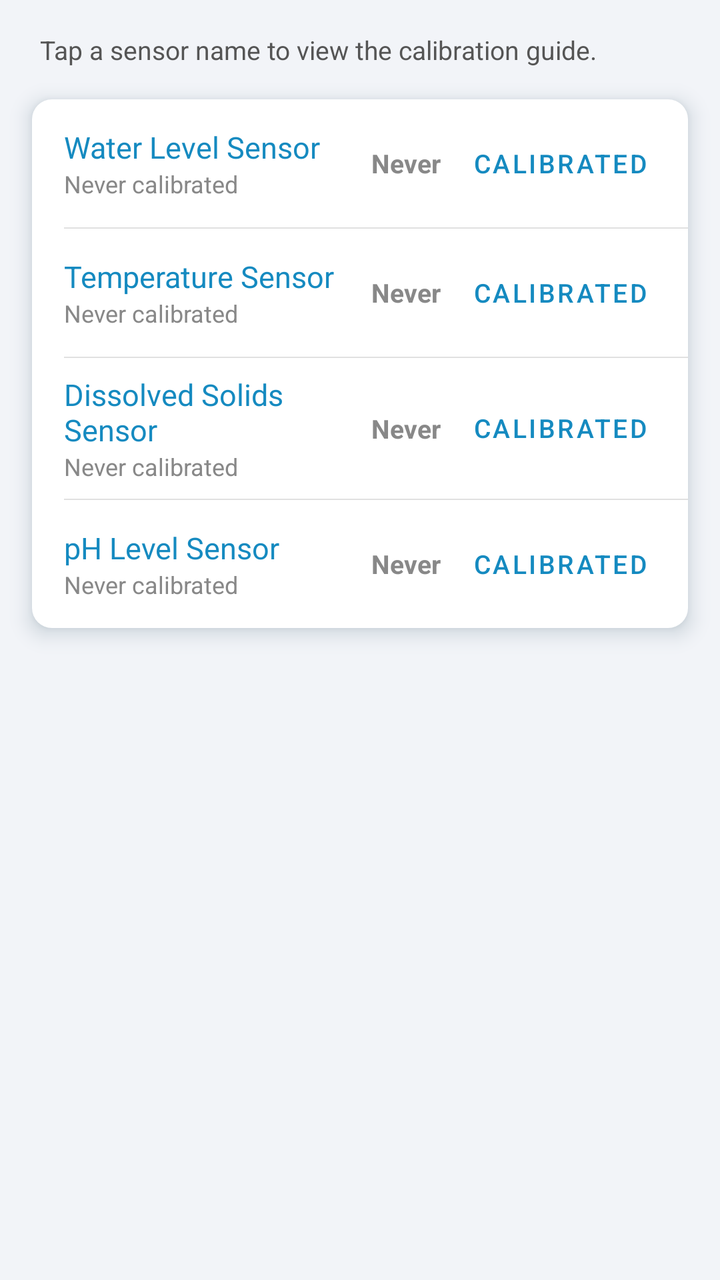
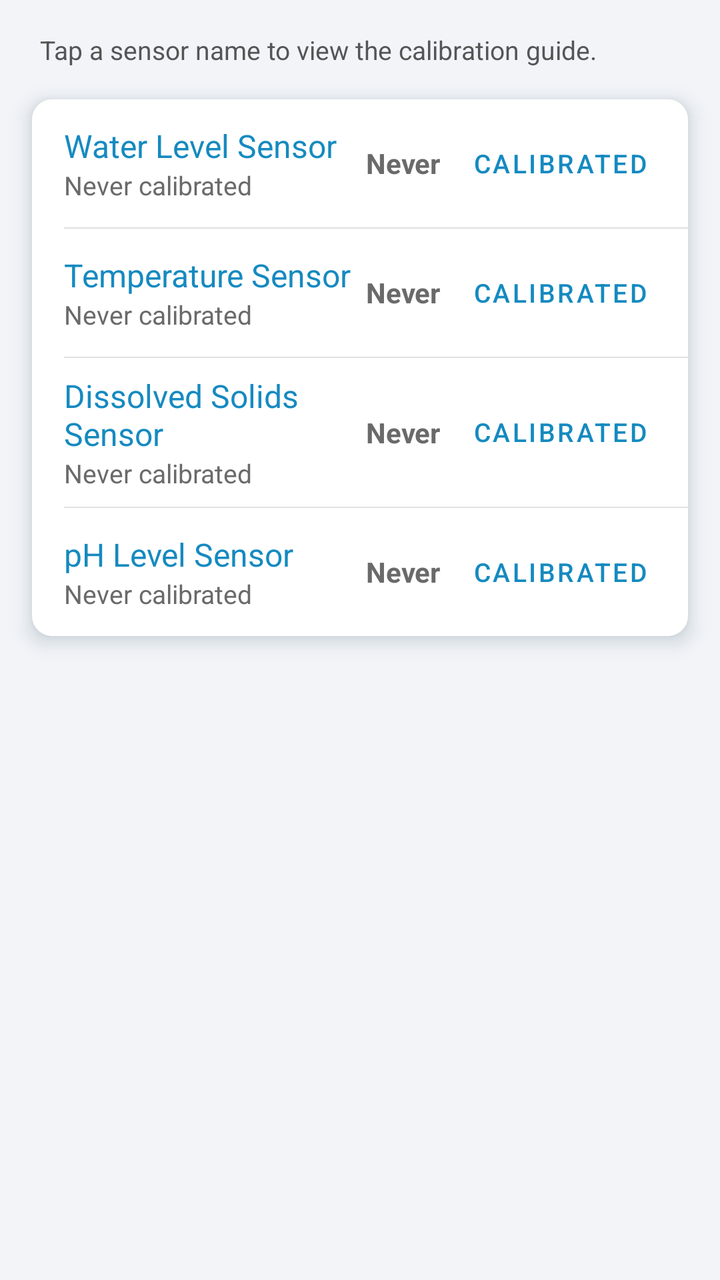

Compare the two renders of this Android layout. The source of the first and the diff that turns it into the second are given below.
<!-- AndroidManifest.xml: application theme Theme.AquaSense -->
<!-- res/layout/fragment_sensor_calibration.xml -->
<?xml version="1.0" encoding="utf-8"?>
<ScrollView xmlns:android="http://schemas.android.com/apk/res/android"
    android:layout_width="match_parent"
    android:layout_height="match_parent">

    <LinearLayout
        android:layout_width="match_parent"
        android:layout_height="wrap_content"
        android:clipToPadding="false"
        android:orientation="vertical"
        android:padding="16dp">

        <TextView
            android:layout_width="match_parent"
            android:layout_height="wrap_content"
            android:layout_marginBottom="16dp"
            android:layout_marginStart="4dp"
            android:text="@string/calibration_intro"
            android:textColor="@color/text_muted"
            android:textSize="13sp" />

        <LinearLayout
            android:layout_width="match_parent"
            android:layout_height="wrap_content"
            android:background="@drawable/bg_settings_card"
            style="@style/Widget.AquaSense.Card"
            android:orientation="vertical">

            
            <LinearLayout
                android:layout_width="match_parent"
                android:layout_height="wrap_content"
                android:gravity="center_vertical"
                android:minHeight="60dp"
                android:orientation="horizontal"
                android:paddingStart="16dp"
                android:paddingEnd="12dp"
                android:paddingTop="8dp"
                android:paddingBottom="8dp">

                <LinearLayout
                    android:id="@+id/rowGuideLiquid"
                    android:layout_width="0dp"
                    android:layout_height="wrap_content"
                    android:layout_weight="1"
                    android:clickable="true"
                    android:focusable="true"
                    android:orientation="vertical">

                    <TextView
                        android:layout_width="wrap_content"
                        android:layout_height="wrap_content"
                        android:text="@string/sensor_info_water_level_title"
                        android:textColor="@color/accent"
                        android:textSize="15sp" />

                    <TextView
                        android:id="@+id/tvLiquidDays"
                        android:layout_width="wrap_content"
                        android:layout_height="wrap_content"
                        android:text="@string/never_calibrated"
                        android:textColor="@color/text_secondary"
                        android:textSize="12sp" />

                </LinearLayout>

                <TextView
                    android:id="@+id/tvLiquidStatus"
                    android:layout_width="wrap_content"
                    android:layout_height="wrap_content"
                    android:layout_marginEnd="8dp"
                    android:text="@string/never"
                    android:textColor="@color/text_secondary"
                    android:textSize="13sp"
                    android:textStyle="bold" />

                <Button
                    android:id="@+id/btnCalibrateLiquid"
                    style="?attr/borderlessButtonStyle"
                    android:layout_width="wrap_content"
                    android:layout_height="wrap_content"
                    android:text="@string/calibrate"
                    android:textColor="@color/accent"
                    android:textSize="13sp" />

            </LinearLayout>

            <View
                android:layout_width="match_parent"
                android:layout_height="0.5dp"
                android:layout_marginStart="16dp"
                android:background="@color/divider" />

            
            <LinearLayout
                android:layout_width="match_parent"
                android:layout_height="wrap_content"
                android:gravity="center_vertical"
                android:minHeight="60dp"
                android:orientation="horizontal"
                android:paddingStart="16dp"
                android:paddingEnd="12dp"
                android:paddingTop="8dp"
                android:paddingBottom="8dp">

                <LinearLayout
                    android:id="@+id/rowGuideTemp"
                    android:layout_width="0dp"
                    android:layout_height="wrap_content"
                    android:layout_weight="1"
                    android:clickable="true"
                    android:focusable="true"
                    android:orientation="vertical">

                    <TextView
                        android:layout_width="wrap_content"
                        android:layout_height="wrap_content"
                        android:text="@string/sensor_info_temperature_title"
                        android:textColor="@color/accent"
                        android:textSize="15sp" />

                    <TextView
                        android:id="@+id/tvTempDays"
                        android:layout_width="wrap_content"
                        android:layout_height="wrap_content"
                        android:text="@string/never_calibrated"
                        android:textColor="@color/text_secondary"
                        android:textSize="12sp" />

                </LinearLayout>

                <TextView
                    android:id="@+id/tvTempStatus"
                    android:layout_width="wrap_content"
                    android:layout_height="wrap_content"
                    android:layout_marginEnd="8dp"
                    android:text="@string/never"
                    android:textColor="@color/text_secondary"
                    android:textSize="13sp"
                    android:textStyle="bold" />

                <Button
                    android:id="@+id/btnCalibrateTemp"
                    style="?attr/borderlessButtonStyle"
                    android:layout_width="wrap_content"
                    android:layout_height="wrap_content"
                    android:text="@string/calibrate"
                    android:textColor="@color/accent"
                    android:textSize="13sp" />

            </LinearLayout>

            <View
                android:layout_width="match_parent"
                android:layout_height="0.5dp"
                android:layout_marginStart="16dp"
                android:background="@color/divider" />

            
            <LinearLayout
                android:layout_width="match_parent"
                android:layout_height="wrap_content"
                android:gravity="center_vertical"
                android:minHeight="60dp"
                android:orientation="horizontal"
                android:paddingStart="16dp"
                android:paddingEnd="12dp"
                android:paddingTop="8dp"
                android:paddingBottom="8dp">

                <LinearLayout
                    android:id="@+id/rowGuideTds"
                    android:layout_width="0dp"
                    android:layout_height="wrap_content"
                    android:layout_weight="1"
                    android:clickable="true"
                    android:focusable="true"
                    android:orientation="vertical">

                    <TextView
                        android:layout_width="wrap_content"
                        android:layout_height="wrap_content"
                        android:text="@string/sensor_info_dissolved_solids_title"
                        android:textColor="@color/accent"
                        android:textSize="15sp" />

                    <TextView
                        android:id="@+id/tvTdsDays"
                        android:layout_width="wrap_content"
                        android:layout_height="wrap_content"
                        android:text="@string/never_calibrated"
                        android:textColor="@color/text_secondary"
                        android:textSize="12sp" />

                </LinearLayout>

                <TextView
                    android:id="@+id/tvTdsStatus"
                    android:layout_width="wrap_content"
                    android:layout_height="wrap_content"
                    android:layout_marginEnd="8dp"
                    android:text="@string/never"
                    android:textColor="@color/text_secondary"
                    android:textSize="13sp"
                    android:textStyle="bold" />

                <Button
                    android:id="@+id/btnCalibrateTds"
                    style="?attr/borderlessButtonStyle"
                    android:layout_width="wrap_content"
                    android:layout_height="wrap_content"
                    android:text="@string/calibrate"
                    android:textColor="@color/accent"
                    android:textSize="13sp" />

            </LinearLayout>

            <View
                android:layout_width="match_parent"
                android:layout_height="0.5dp"
                android:layout_marginStart="16dp"
                android:background="@color/divider" />

            
            <LinearLayout
                android:layout_width="match_parent"
                android:layout_height="wrap_content"
                android:gravity="center_vertical"
                android:minHeight="60dp"
                android:orientation="horizontal"
                android:paddingStart="16dp"
                android:paddingEnd="12dp"
                android:paddingTop="8dp"
                android:paddingBottom="8dp">

                <LinearLayout
                    android:id="@+id/rowGuidePh"
                    android:layout_width="0dp"
                    android:layout_height="wrap_content"
                    android:layout_weight="1"
                    android:clickable="true"
                    android:focusable="true"
                    android:orientation="vertical">

                    <TextView
                        android:layout_width="wrap_content"
                        android:layout_height="wrap_content"
                        android:text="@string/sensor_info_ph_level_title"
                        android:textColor="@color/accent"
                        android:textSize="15sp" />

                    <TextView
                        android:id="@+id/tvPhDays"
                        android:layout_width="wrap_content"
                        android:layout_height="wrap_content"
                        android:text="@string/never_calibrated"
                        android:textColor="@color/text_secondary"
                        android:textSize="12sp" />

                </LinearLayout>

                <TextView
                    android:id="@+id/tvPhStatus"
                    android:layout_width="wrap_content"
                    android:layout_height="wrap_content"
                    android:layout_marginEnd="8dp"
                    android:text="@string/never"
                    android:textColor="@color/text_secondary"
                    android:textSize="13sp"
                    android:textStyle="bold" />

                <Button
                    android:id="@+id/btnCalibratePh"
                    style="?attr/borderlessButtonStyle"
                    android:layout_width="wrap_content"
                    android:layout_height="wrap_content"
                    android:text="@string/calibrate"
                    android:textColor="@color/accent"
                    android:textSize="13sp" />

            </LinearLayout>

        </LinearLayout>

    </LinearLayout>

</ScrollView>
<!-- resources referenced by this layout -->
<resources>
  <color name="accent">#158AC0</color>
  <color name="divider">#FFE0E0E0</color>
  <color name="text_muted">#FF555555</color>
  <color name="text_secondary">#FF888888</color>
  <!-- drawable bg_settings_card (drawable) -->
  <?xml version="1.0" encoding="utf-8"?>
  <shape xmlns:android="http://schemas.android.com/apk/res/android"
      android:shape="rectangle">
      <solid android:color="@color/card_background" />
      <corners android:radius="10dp" />
  </shape>
  <string name="calibrate">Calibrated</string>
  <string name="calibration_intro">Tap a sensor name to view the calibration guide.</string>
  <string name="never">Never</string>
  <string name="never_calibrated">Never calibrated</string>
  <string name="sensor_info_dissolved_solids_title">Dissolved Solids Sensor</string>
  <string name="sensor_info_ph_level_title">pH Level Sensor</string>
  <string name="sensor_info_temperature_title">Temperature Sensor</string>
  <string name="sensor_info_water_level_title">Water Level Sensor</string>
  <style name="Widget.AquaSense.Card" parent="">
          <item name="android:elevation">6dp</item>
          <item name="android:outlineAmbientShadowColor">@color/card_shadow</item>
          <item name="android:outlineSpotShadowColor">@color/card_shadow</item>
      </style>
  <style name="Theme.AquaSense" parent="Base.Theme.AquaSense" />
  <color name="card_background">#FFFFFFFF</color>
  <color name="card_shadow">#FF123A4D</color>
  <style name="Base.Theme.AquaSense" parent="Theme.MaterialComponents.DayNight.NoActionBar">
          
          <item name="android:windowBackground">@color/background</item>
          <item name="android:colorBackground">@color/background</item>
          
          <item name="android:statusBarColor">@color/toolbar_gradient_start</item>
          <item name="android:windowLightStatusBar">@bool/light_status_bar_icons</item>
      </style>
  <color name="background">#FFF2F4F8</color>
  <color name="toolbar_gradient_start">#FFC1DFE0</color>
</resources>

<!-- the commit's change to res/layout/fragment_sensor_calibration.xml (unified diff, before → after) -->
@@ -16,8 +16,8 @@
             android:layout_marginBottom="16dp"
             android:layout_marginStart="4dp"
             android:text="@string/calibration_intro"
-            android:textColor="@color/text_muted"
-            android:textSize="13sp" />
+            android:textAppearance="@style/TextAppearance.AquaSense.RowDesc"
+            android:textColor="@color/text_muted" />
 
         <LinearLayout
             android:layout_width="match_parent"
@@ -51,16 +51,14 @@
                         android:layout_width="wrap_content"
                         android:layout_height="wrap_content"
                         android:text="@string/sensor_info_water_level_title"
-                        android:textColor="@color/accent"
-                        android:textSize="15sp" />
+                        android:textAppearance="@style/TextAppearance.AquaSense.RowTitle.Accent" />
 
                     <TextView
                         android:id="@+id/tvLiquidDays"
                         android:layout_width="wrap_content"
                         android:layout_height="wrap_content"
                         android:text="@string/never_calibrated"
-                        android:textColor="@color/text_secondary"
-                        android:textSize="12sp" />
+                        android:textAppearance="@style/TextAppearance.AquaSense.RowDesc" />
 
                 </LinearLayout>
 
@@ -70,9 +68,8 @@
                     android:layout_height="wrap_content"
                     android:layout_marginEnd="8dp"
                     android:text="@string/never"
-                    android:textColor="@color/text_secondary"
-                    android:textSize="13sp"
-                    android:textStyle="bold" />
+                    android:textStyle="bold"                    
+                    android:textAppearance="@style/TextAppearance.AquaSense.RowValue.Muted" />
 
                 <Button
                     android:id="@+id/btnCalibrateLiquid"
@@ -116,16 +113,14 @@
                         android:layout_width="wrap_content"
                         android:layout_height="wrap_content"
                         android:text="@string/sensor_info_temperature_title"
-                        android:textColor="@color/accent"
-                        android:textSize="15sp" />
+                        android:textAppearance="@style/TextAppearance.AquaSense.RowTitle.Accent" />
 
                     <TextView
                         android:id="@+id/tvTempDays"
                         android:layout_width="wrap_content"
                         android:layout_height="wrap_content"
                         android:text="@string/never_calibrated"
-                        android:textColor="@color/text_secondary"
-                        android:textSize="12sp" />
+                        android:textAppearance="@style/TextAppearance.AquaSense.RowDesc" />
 
                 </LinearLayout>
 
@@ -135,9 +130,8 @@
                     android:layout_height="wrap_content"
                     android:layout_marginEnd="8dp"
                     android:text="@string/never"
-                    android:textColor="@color/text_secondary"
-                    android:textSize="13sp"
-                    android:textStyle="bold" />
+                    android:textStyle="bold"                   
+                    android:textAppearance="@style/TextAppearance.AquaSense.RowValue.Muted" />
 
                 <Button
                     android:id="@+id/btnCalibrateTemp"
@@ -181,16 +175,14 @@
                         android:layout_width="wrap_content"
                         android:layout_height="wrap_content"
                         android:text="@string/sensor_info_dissolved_solids_title"
-                        android:textColor="@color/accent"
-                        android:textSize="15sp" />
+                        android:textAppearance="@style/TextAppearance.AquaSense.RowTitle.Accent" />
 
                     <TextView
                         android:id="@+id/tvTdsDays"
                         android:layout_width="wrap_content"
                         android:layout_height="wrap_content"
                         android:text="@string/never_calibrated"
-                        android:textColor="@color/text_secondary"
-                        android:textSize="12sp" />
+                        android:textAppearance="@style/TextAppearance.AquaSense.RowDesc" />
 
                 </LinearLayout>
 
@@ -200,9 +192,8 @@
                     android:layout_height="wrap_content"
                     android:layout_marginEnd="8dp"
                     android:text="@string/never"
-                    android:textColor="@color/text_secondary"
-                    android:textSize="13sp"
-                    android:textStyle="bold" />
+                    android:textStyle="bold"                    
+                    android:textAppearance="@style/TextAppearance.AquaSense.RowValue.Muted" />
 
                 <Button
                     android:id="@+id/btnCalibrateTds"
@@ -246,16 +237,14 @@
                         android:layout_width="wrap_content"
                         android:layout_height="wrap_content"
                         android:text="@string/sensor_info_ph_level_title"
-                        android:textColor="@color/accent"
-                        android:textSize="15sp" />
+                        android:textAppearance="@style/TextAppearance.AquaSense.RowTitle.Accent" />
 
                     <TextView
                         android:id="@+id/tvPhDays"
                         android:layout_width="wrap_content"
                         android:layout_height="wrap_content"
                         android:text="@string/never_calibrated"
-                        android:textColor="@color/text_secondary"
-                        android:textSize="12sp" />
+                        android:textAppearance="@style/TextAppearance.AquaSense.RowDesc" />
 
                 </LinearLayout>
 
@@ -265,9 +254,8 @@
                     android:layout_height="wrap_content"
                     android:layout_marginEnd="8dp"
                     android:text="@string/never"
-                    android:textColor="@color/text_secondary"
-                    android:textSize="13sp"
-                    android:textStyle="bold" />
+                    android:textStyle="bold"                    
+                    android:textAppearance="@style/TextAppearance.AquaSense.RowValue.Muted" />
 
                 <Button
                     android:id="@+id/btnCalibratePh"
<!-- resource entries referenced after the edit -->
@@ -3,7 +3,7 @@
   <color name="accent">#158AC0</color>
   <color name="divider">#FFE0E0E0</color>
   <color name="text_muted">#FF555555</color>
-  <color name="text_secondary">#FF888888</color>
+  <color name="text_secondary">#FF6B6A6A</color>
   <!-- drawable bg_settings_card (drawable) -->
   <?xml version="1.0" encoding="utf-8"?>
   <shape xmlns:android="http://schemas.android.com/apk/res/android"
@@ -19,6 +19,16 @@
   <string name="sensor_info_ph_level_title">pH Level Sensor</string>
   <string name="sensor_info_temperature_title">Temperature Sensor</string>
   <string name="sensor_info_water_level_title">Water Level Sensor</string>
+  <style name="TextAppearance.AquaSense.RowDesc" parent="TextAppearance.AppCompat">
+          <item name="android:textSize">13sp</item>
+          <item name="android:textColor">@color/text_secondary</item>
+      </style>
+  <style name="TextAppearance.AquaSense.RowTitle.Accent">
+          <item name="android:textColor">@color/accent</item>
+      </style>
+  <style name="TextAppearance.AquaSense.RowValue.Muted">
+          <item name="android:textColor">@color/text_secondary</item>
+      </style>
   <style name="Widget.AquaSense.Card" parent="">
           <item name="android:elevation">6dp</item>
           <item name="android:outlineAmbientShadowColor">@color/card_shadow</item>
